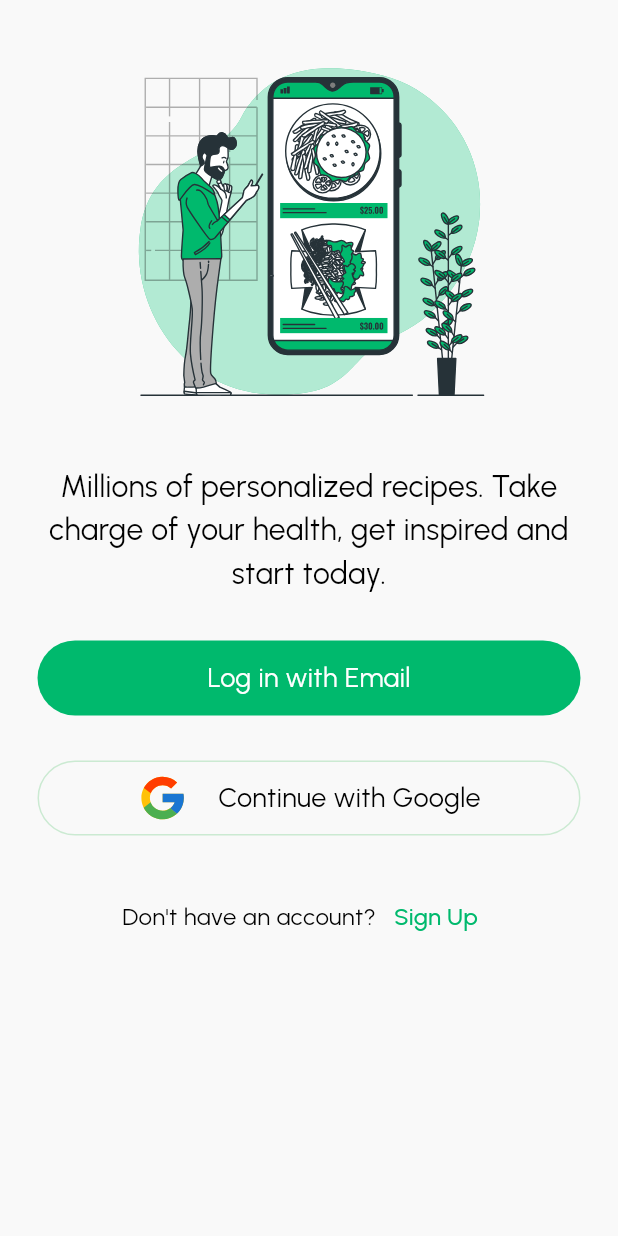
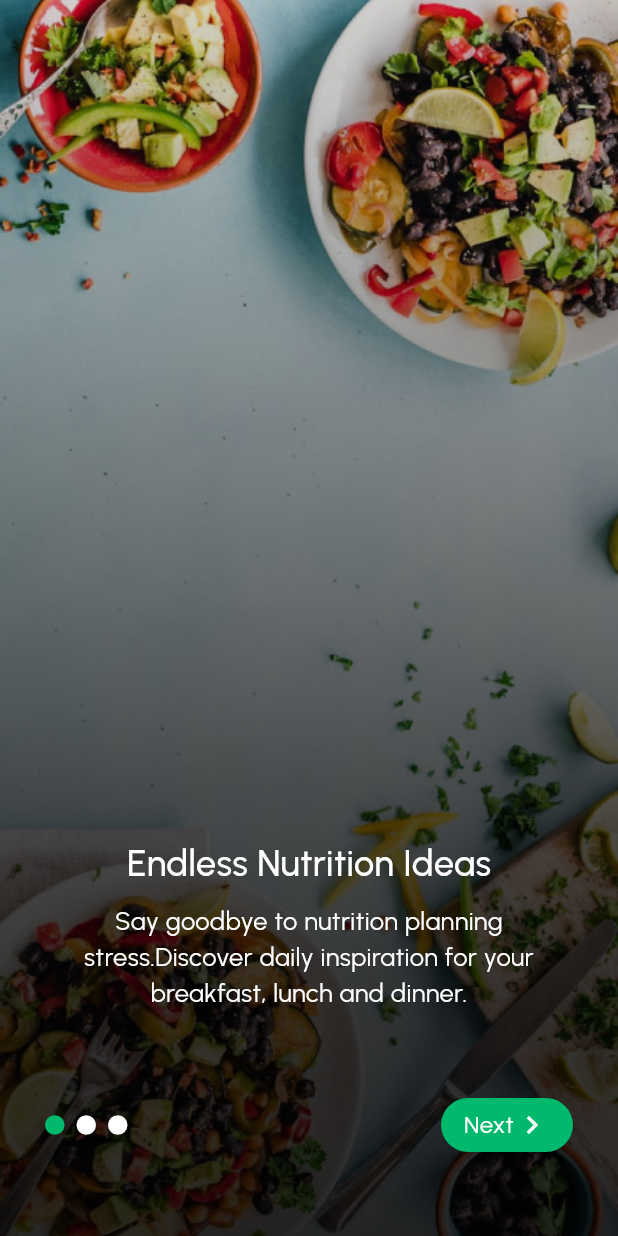
Before and after one commit to samrasugu/nutrimate, a Flutter app: the screen it shows after launch, on a phone screen of 412 x 824 dp. Run offline on Flutter 3.47's test engine with Material 3 defaults, Android fonts, the phone set to English and light mode, and no system bars; drawn by our look-alikes of smooth_page_indicator; our stand-ins replace flutter_svg.

Commit message:
feat: intro onboarding pages

```diff
--- a/lib/domain/core/value_objects/app_strings.dart
+++ b/lib/domain/core/value_objects/app_strings.dart
@@ -14,3 +14,17 @@ const String passwordString = 'Password';
 const String signUpText = 'Sign Up';
 const String firstNameString = 'First Name';
 const String lastNameString = 'Last Name';
+
+// onboarding
+const String doneString = 'Done';
+const String nextString = 'Next';
+const String introPageOneText = 'Endless Nutrition Ideas';
+const String introPageOneDesc =
+    'Say goodbye to nutrition planning stress.Discover daily inspiration for your breakfast, lunch and dinner.';
+
+const String introPageTwoText = 'Save Your Favorites';
+const String introPageTwoDesc =
+    'Your culinary treasures, all in one place. Save and find favorite recipes with ease whenever you want.';
+
+const String introPageThreeText = 'Personalized Meals';
+const String introPageThreeDesc = 'Get meal plans tailored to you';
--- a/lib/domain/core/value_objects/asset_strings.dart
+++ b/lib/domain/core/value_objects/asset_strings.dart
@@ -3,3 +3,7 @@ const String signUpSvgPath = 'assets/images/sign_up.svg';
 
 const String selectOnboardingSvgPath = 'assets/images/select_onboarding.svg';
 const String googleIconSvgPath = 'assets/icons/google_icon.svg';
+
+const String introScreenOneImagePath = 'assets/images/onboarding_one.png';
+const String introScreenTwoImagePath = 'assets/images/onboarding_two.png';
+const String introScreenThreeImagePath = 'assets/images/onboarding_three.png';
--- a/lib/main.dart
+++ b/lib/main.dart
@@ -1,6 +1,6 @@
 import 'package:flutter/material.dart';
 import 'package:nutrimate/presentation/core/theme/theme.dart';
-import 'package:nutrimate/presentation/onboarding/select_onboarding/pages/select_onboarding_page.dart';
+import 'package:nutrimate/presentation/onboarding/onboarding_intro/pages/onboarding_intro_page.dart';
 import 'package:nutrimate/presentation/router/router_generator.dart';
 
 void main() {
@@ -17,7 +17,7 @@ class MyApp extends StatelessWidget {
       debugShowCheckedModeBanner: false,
       theme: AppTheme.getTheme(),
       onGenerateRoute: RouteGenerator.generateRoute,
-      home: const SelectOnboardingPage(),
+      home: const OnboardingIntroPage(),
     );
   }
 }
--- /dev/null
+++ b/lib/presentation/onboarding/onboarding_intro/pages/intro_page_one.dart
@@ -0,0 +1,48 @@
+import 'package:flutter/cupertino.dart';
+import 'package:flutter/material.dart';
+import 'package:flutter/widgets.dart';
+import 'package:nutrimate/domain/core/value_objects/app_strings.dart';
+import 'package:nutrimate/domain/core/value_objects/asset_strings.dart';
+import 'package:nutrimate/presentation/core/theme/theme.dart';
+import 'package:nutrimate/presentation/global/spaces.dart';
+import 'package:nutrimate/presentation/global/text_themes.dart';
+
+class IntroPageOne extends StatelessWidget {
+  const IntroPageOne({super.key});
+
+  @override
+  Widget build(BuildContext context) {
+    return Container(
+      decoration: const BoxDecoration(
+        image: DecorationImage(
+          image: AssetImage(introScreenOneImagePath),
+          fit: BoxFit.cover,
+        ),
+      ),
+      child: Stack(
+        alignment: Alignment.center,
+        children: <Widget>[
+          Positioned(
+            bottom: 150,
+            left: 30,
+            right: 30,
+            child: Column(
+              children: <Widget>[
+                Text(
+                  introPageOneText,
+                  style: boldSize24Text(AppColors.whiteColor),
+                ),
+                smallVerticalSizedBox,
+                Text(
+                  textAlign: TextAlign.center,
+                  introPageOneDesc,
+                  style: normalSize17Text(AppColors.whiteColor),
+                ),
+              ],
+            ),
+          ),
+        ],
+      ),
+    );
+  }
+}
--- /dev/null
+++ b/lib/presentation/onboarding/onboarding_intro/pages/onboarding_intro_page.dart
@@ -0,0 +1,123 @@
+import 'package:flutter/material.dart';
+import 'package:nutrimate/domain/core/value_objects/app_strings.dart';
+import 'package:nutrimate/presentation/core/theme/theme.dart';
+import 'package:nutrimate/presentation/core/widgets/custom_button.dart';
+import 'package:nutrimate/presentation/global/text_themes.dart';
+import 'package:nutrimate/presentation/onboarding/onboarding_intro/pages/intro_page_one.dart';
+import 'package:nutrimate/presentation/onboarding/onboarding_intro/pages/intro_page_three.dart';
+import 'package:nutrimate/presentation/onboarding/onboarding_intro/pages/intro_page_two.dart';
+import 'package:nutrimate/presentation/router/routes.dart';
+import 'package:smooth_page_indicator/smooth_page_indicator.dart';
+
+class OnboardingIntroPage extends StatefulWidget {
+  const OnboardingIntroPage({super.key});
+
+  @override
+  State<OnboardingIntroPage> createState() => _OnboardingIntroPageState();
+}
+
+class _OnboardingIntroPageState extends State<OnboardingIntroPage> {
+  final PageController _pageController = PageController();
+
+  bool onLastPage = false;
+
+  @override
+  Widget build(BuildContext context) {
+    return Scaffold(
+      body: Stack(
+        children: <Widget>[
+          PageView(
+            controller: _pageController,
+            onPageChanged: (int value) {
+              if (value == 2) {
+                setState(() {
+                  onLastPage = true;
+                });
+              } else {
+                setState(() {
+                  onLastPage = false;
+                });
+              }
+            },
+            children: const <Widget>[
+              IntroPageOne(),
+              IntroPageTwo(),
+              IntroPageThree(),
+            ],
+          ),
+          Positioned(
+            bottom: 50,
+            left: 30,
+            right: 30,
+            child: Row(
+              mainAxisAlignment: MainAxisAlignment.spaceBetween,
+              children: <Widget>[
+                SmoothPageIndicator(
+                  controller: _pageController,
+                  count: 3,
+                  effect: const WormEffect(
+                    dotColor: AppColors.whiteColor,
+                    activeDotColor: AppColors.primaryColor,
+                    dotHeight: 13,
+                    dotWidth: 13,
+                  ),
+                ),
+                // navigation buttons
+                // next or done
+                onLastPage
+                    ? GestureDetector(
+                        onTap: () {
+                          Navigator.popAndPushNamed(
+                            context,
+                            Routes.selectOnboarding,
+                          );
+                        },
+                        child: CustomButton(
+                          fillColor: AppColors.primaryColor,
+                          customBorderRadius: 25,
+                          customChild: Row(
+                            children: <Widget>[
+                              Text(
+                                doneString,
+                                style: normalSize16Text(AppColors.whiteColor),
+                              ),
+                              const Icon(
+                                Icons.chevron_right_sharp,
+                                color: AppColors.whiteColor,
+                              ),
+                            ],
+                          ),
+                        ),
+                      )
+                    : GestureDetector(
+                        onTap: () {
+                          _pageController.nextPage(
+                            duration: const Duration(microseconds: 500),
+                            curve: Curves.easeIn,
+                          );
+                        },
+                        child: CustomButton(
+                          fillColor: AppColors.primaryColor,
+                          customBorderRadius: 25,
+                          customChild: Row(
+                            children: <Widget>[
+                              Text(
+                                nextString,
+                                style: normalSize16Text(AppColors.whiteColor),
+                              ),
+                              const Icon(
+                                Icons.chevron_right_sharp,
+                                color: AppColors.whiteColor,
+                              ),
+                            ],
+                          ),
+                        ),
+                      ),
+              ],
+            ),
+          ),
+        ],
+      ),
+    );
+  }
+}
--- a/lib/presentation/router/router_generator.dart
+++ b/lib/presentation/router/router_generator.dart
@@ -1,6 +1,7 @@
 import 'package:flutter/material.dart';
 import 'package:nutrimate/presentation/home/pages/home_page.dart';
 import 'package:nutrimate/presentation/onboarding/login/pages/login_page.dart';
+import 'package:nutrimate/presentation/onboarding/onboarding_intro/pages/onboarding_intro_page.dart';
 import 'package:nutrimate/presentation/onboarding/select_onboarding/pages/select_onboarding_page.dart';
 import 'package:nutrimate/presentation/onboarding/signup/pages/sign_up_page.dart';
 import 'package:nutrimate/presentation/router/routes.dart';
@@ -25,6 +26,11 @@ class RouteGenerator {
           builder: (_) => const SelectOnboardingPage(),
           settings: const RouteSettings(name: 'Select Onboarding Page'),
         );
+      case Routes.onboardingIntro:
+        return MaterialPageRoute<OnboardingIntroPage>(
+          builder: (_) => const OnboardingIntroPage(),
+          settings: const RouteSettings(name: 'Onboarding Intro Page'),
+        );
       default:
         return MaterialPageRoute<LoginPage>(
           builder: (_) => const LoginPage(),
--- a/lib/presentation/router/routes.dart
+++ b/lib/presentation/router/routes.dart
@@ -3,6 +3,7 @@ class Routes {
   static const String login = '/login';
   static const String signup = '/register';
   static const String selectOnboarding = '/selectOnboarding';
+  static const String onboardingIntro = '/onboardingIntro';
 
   static const String home = '/home';
   static const String profile = '/profile';
```
Also changed, not shown: lib/presentation/onboarding/onboarding_intro/pages/intro_page_three.dart (added, +46 -0 lines), lib/presentation/onboarding/onboarding_intro/pages/intro_page_two.dart (added, +46 -0 lines), assets/images/onboarding_one.png (added), assets/images/onboarding_one.svg (added), assets/images/onboarding_three.png (added), assets/images/onboarding_three.svg (added), assets/images/onboarding_two.png (added), assets/images/onboarding_two.svg (added).
